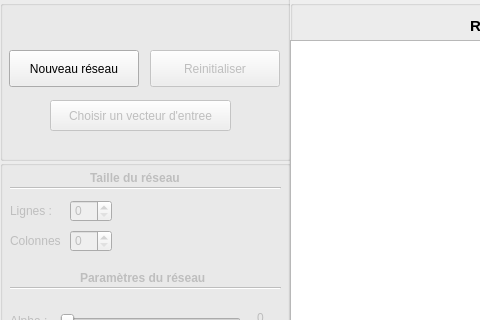
Qt form Projet/PTUT/PTUT.ui (Asord/ProjetSOM) before a commit; both pictures show x 0 to 480 and y 0 to 320 of the 1313 by 842 pixel window.
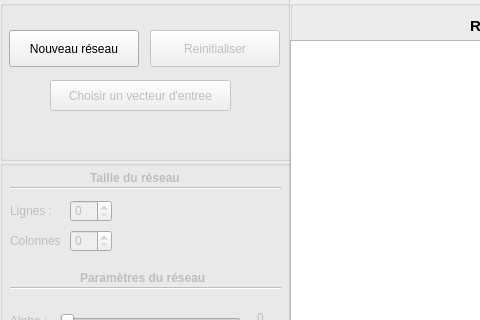
The same form after that commit.

Commit message: visualisation mis à jour pour les lettres

Diff of the .ui file:
```diff
--- a/Projet/PTUT/PTUT.ui
+++ b/Projet/PTUT/PTUT.ui
@@ -635,7 +635,7 @@
      <property name="geometry">
       <rect>
        <x>50</x>
-       <y>100</y>
+       <y>80</y>
        <width>181</width>
        <height>31</height>
       </rect>
@@ -654,7 +654,7 @@
      <property name="geometry">
       <rect>
        <x>150</x>
-       <y>50</y>
+       <y>30</y>
        <width>130</width>
        <height>37</height>
       </rect>
@@ -670,7 +670,7 @@
      <property name="geometry">
       <rect>
        <x>9</x>
-       <y>50</y>
+       <y>30</y>
        <width>130</width>
        <height>37</height>
       </rect>
```
The commit also changes 2 other files.
